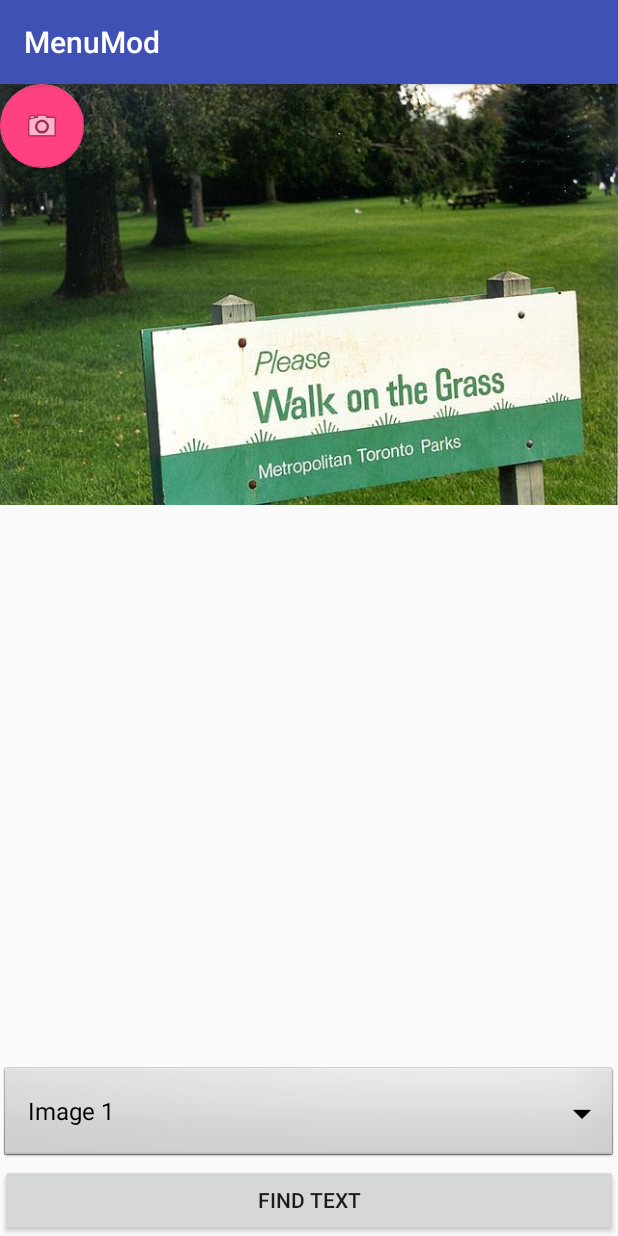
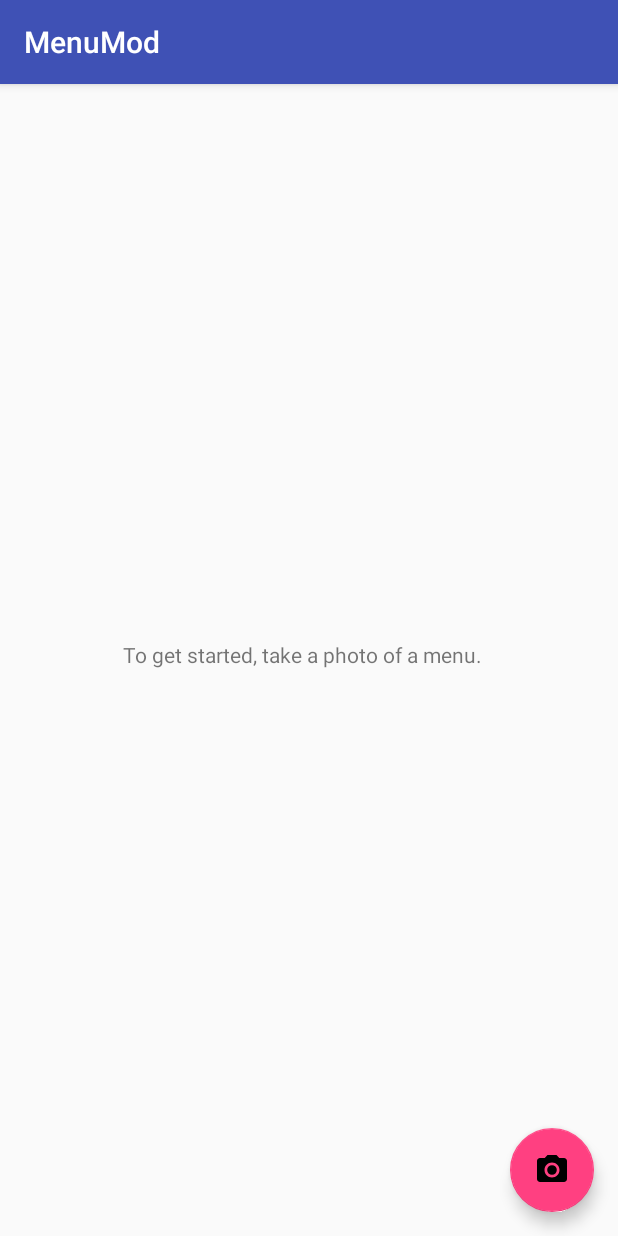
Before and after one commit to lbussell/MenuMod, an Android app: the screen it shows after launch (MainActivity), on a phone screen of 412 x 824 dp. Run offline under Robolectric (Android 15) with nearby library versions, the phone set to English and light mode, and no system bars.

Commit message:
cleaned up UI

```diff
--- a/app/build.gradle
+++ b/app/build.gradle
@@ -9,6 +9,7 @@ android {
         versionCode 1
         versionName "1.0"
         testInstrumentationRunner "android.support.test.runner.AndroidJUnitRunner"
+        vectorDrawables.useSupportLibrary = true
     }
     buildTypes {
         release {
--- a/app/src/main/java/com/google/firebase/codelab/mlkit/MainActivity.java
+++ b/app/src/main/java/com/google/firebase/codelab/mlkit/MainActivity.java
@@ -32,6 +32,7 @@ import android.widget.ArrayAdapter;
 import android.widget.Button;
 import android.widget.ImageView;
 import android.widget.Spinner;
+import android.widget.TextView;
 import android.widget.Toast;
 
 import com.google.android.gms.tasks.OnFailureListener;
@@ -54,10 +55,11 @@ public class MainActivity extends AppCompatActivity implements AdapterView.OnIte
     private static final String TAG = "MainActivity";
 
     private ImageView mImageView;
-    private Button mButton;
+    // private Button mButton;
     private Bitmap mSelectedImage;
     private GraphicOverlay mGraphicOverlay;
     private FloatingActionButton cameraButton;
+    private TextView defaultText;
 
     // Max width (portrait mode)
     private Integer mImageMaxWidth;
@@ -72,17 +74,17 @@ public class MainActivity extends AppCompatActivity implements AdapterView.OnIte
         setContentView(R.layout.activity_main);
 
         mImageView = findViewById(R.id.image_view);
-        mButton = findViewById(R.id.button_text);
+        defaultText = findViewById(R.id.textView);
         mGraphicOverlay = findViewById(R.id.graphic_overlay);
         cameraButton = findViewById(R.id.floatingActionButton);
 
         // Listens to Text Recognition button
-        mButton.setOnClickListener(new View.OnClickListener() {
-            @Override
-            public void onClick(View v) {
-                runTextRecognition();
-            }
-        });
+//        mButton.setOnClickListener(new View.OnClickListener() {
+//            @Override
+//            public void onClick(View v) {
+//                runTextRecognition();
+//            }
+//        });
 
         cameraButton.setOnClickListener(new View.OnClickListener() {
             @Override
@@ -91,12 +93,12 @@ public class MainActivity extends AppCompatActivity implements AdapterView.OnIte
             }
         });
 
-        Spinner dropdown = findViewById(R.id.spinner);
-        String[] items = new String[]{"Image 1", "Image 2", "Image 3"};
-        ArrayAdapter<String> adapter = new ArrayAdapter<>(this, android.R.layout
-                .simple_spinner_dropdown_item, items);
-        dropdown.setAdapter(adapter);
-        dropdown.setOnItemSelectedListener(this);
+//        Spinner dropdown = findViewById(R.id.spinner);
+//        String[] items = new String[]{"Image 1", "Image 2", "Image 3"};
+//        ArrayAdapter<String> adapter = new ArrayAdapter<>(this, android.R.layout
+//                .simple_spinner_dropdown_item, items);
+//        dropdown.setAdapter(adapter);
+//        dropdown.setOnItemSelectedListener(this);
     }
 
     private void dispatchTakePictureIntent() {
@@ -135,6 +137,7 @@ public class MainActivity extends AppCompatActivity implements AdapterView.OnIte
 
             mImageView.setImageBitmap(resizedBitmap);
             mSelectedImage = resizedBitmap;
+            defaultText.setText("");
 
             runTextRecognition();
         }
@@ -144,13 +147,13 @@ public class MainActivity extends AppCompatActivity implements AdapterView.OnIte
         FirebaseVisionImage image = FirebaseVisionImage.fromBitmap(mSelectedImage);
         FirebaseVisionTextRecognizer detector = FirebaseVision.getInstance()
                 .getOnDeviceTextRecognizer();
-        mButton.setEnabled(false);
+//        mButton.setEnabled(false);
         detector.processImage(image)
                 .addOnSuccessListener(
                         new OnSuccessListener<FirebaseVisionText>() {
                             @Override
                             public void onSuccess(FirebaseVisionText texts) {
-                                mButton.setEnabled(true);
+//                                mButton.setEnabled(true);
                                 processTextRecognitionResult(texts);
                             }
                         })
@@ -159,7 +162,7 @@ public class MainActivity extends AppCompatActivity implements AdapterView.OnIte
                             @Override
                             public void onFailure(@NonNull Exception e) {
                                 // Task failed with an exception
-                                mButton.setEnabled(true);
+//                                mButton.setEnabled(true);
                                 e.printStackTrace();
                             }
                         });
--- /dev/null
+++ b/app/src/main/res/drawable/ic_photo_camera_black_24dp.xml
@@ -0,0 +1,12 @@
+<vector xmlns:android="http://schemas.android.com/apk/res/android"
+        android:width="24dp"
+        android:height="24dp"
+        android:viewportWidth="24.0"
+        android:viewportHeight="24.0">
+    <path
+        android:fillColor="#FF000000"
+        android:pathData="M12,12m-3.2,0a3.2,3.2 0,1 1,6.4 0a3.2,3.2 0,1 1,-6.4 0"/>
+    <path
+        android:fillColor="#FF000000"
+        android:pathData="M9,2L7.17,4L4,4c-1.1,0 -2,0.9 -2,2v12c0,1.1 0.9,2 2,2h16c1.1,0 2,-0.9 2,-2L22,6c0,-1.1 -0.9,-2 -2,-2h-3.17L15,2L9,2zM12,17c-2.76,0 -5,-2.24 -5,-5s2.24,-5 5,-5 5,2.24 5,5 -2.24,5 -5,5z"/>
+</vector>
--- a/app/src/main/res/layout/activity_main.xml
+++ b/app/src/main/res/layout/activity_main.xml
@@ -24,32 +24,54 @@
         android:layout_alignParentTop="true"
         android:layout_alignParentBottom="true"
         android:layout_alignParentLeft="true" />
-    <Spinner
-        android:id="@+id/spinner"
-        android:layout_width="match_parent"
-        android:layout_height="wrap_content"
-        app:layout_constraintLeft_toLeftOf="parent"
-        app:layout_constraintRight_toRightOf="parent"
-        app:layout_constraintBottom_toTopOf="@id/button_text"
-        android:background="@android:drawable/btn_dropdown"
-        android:spinnerMode="dropdown"
-        />
-    <Button
-        android:id="@+id/button_text"
-        android:text="Find text"
-        android:layout_width="0dp"
-        android:layout_height="wrap_content"
-        app:layout_constraintLeft_toLeftOf="parent"
-        app:layout_constraintRight_toRightOf="parent"
-        app:layout_constraintBottom_toBottomOf="parent"/>
+    <!--<Spinner-->
+        <!--android:id="@+id/spinner"-->
+        <!--android:layout_width="match_parent"-->
+        <!--android:layout_height="wrap_content"-->
+        <!--app:layout_constraintLeft_toLeftOf="parent"-->
+        <!--app:layout_constraintRight_toRightOf="parent"-->
+        <!--app:layout_constraintBottom_toTopOf="@id/button_text"-->
+        <!--android:background="@android:drawable/btn_dropdown"-->
+        <!--android:spinnerMode="dropdown"-->
+        <!--/>-->
+    <!--<Button-->
+        <!--android:id="@+id/button_text"-->
+        <!--android:layout_width="wrap_content"-->
+        <!--android:layout_height="wrap_content"-->
+        <!--android:layout_marginStart="8dp"-->
+        <!--android:layout_marginLeft="8dp"-->
+        <!--android:layout_marginEnd="8dp"-->
+        <!--android:layout_marginRight="8dp"-->
+        <!--android:layout_marginBottom="8dp"-->
+        <!--android:text="Refresh"-->
+        <!--app:layout_constraintBottom_toBottomOf="@+id/graphic_overlay"-->
+        <!--app:layout_constraintEnd_toEndOf="parent"-->
+        <!--app:layout_constraintStart_toStartOf="parent" />-->
 
     <android.support.design.widget.FloatingActionButton
         android:id="@+id/floatingActionButton"
         android:layout_width="wrap_content"
         android:layout_height="wrap_content"
+        android:layout_marginEnd="16dp"
+        android:layout_marginRight="16dp"
+        android:layout_marginBottom="16dp"
         android:clickable="true"
-        app:srcCompat="@android:drawable/ic_menu_camera"
-        tools:layout_editor_absoluteX="16dp"
-        tools:layout_editor_absoluteY="16dp" />
+        app:layout_constraintBottom_toBottomOf="parent"
+        app:layout_constraintEnd_toEndOf="parent"
+        app:srcCompat="@drawable/ic_photo_camera_black_24dp" />
+
+    <TextView
+        android:id="@+id/textView"
+        android:layout_width="wrap_content"
+        android:layout_height="wrap_content"
+        android:layout_marginEnd="8dp"
+        android:layout_marginRight="8dp"
+        android:layout_marginBottom="8dp"
+        android:text="To get started, take a photo of a menu."
+        app:layout_constraintBottom_toBottomOf="@+id/graphic_overlay"
+        app:layout_constraintEnd_toEndOf="@+id/graphic_overlay"
+        app:layout_constraintStart_toStartOf="@+id/graphic_overlay"
+        app:layout_constraintTop_toTopOf="@+id/graphic_overlay" />
+
 
 </android.support.constraint.ConstraintLayout>
```
